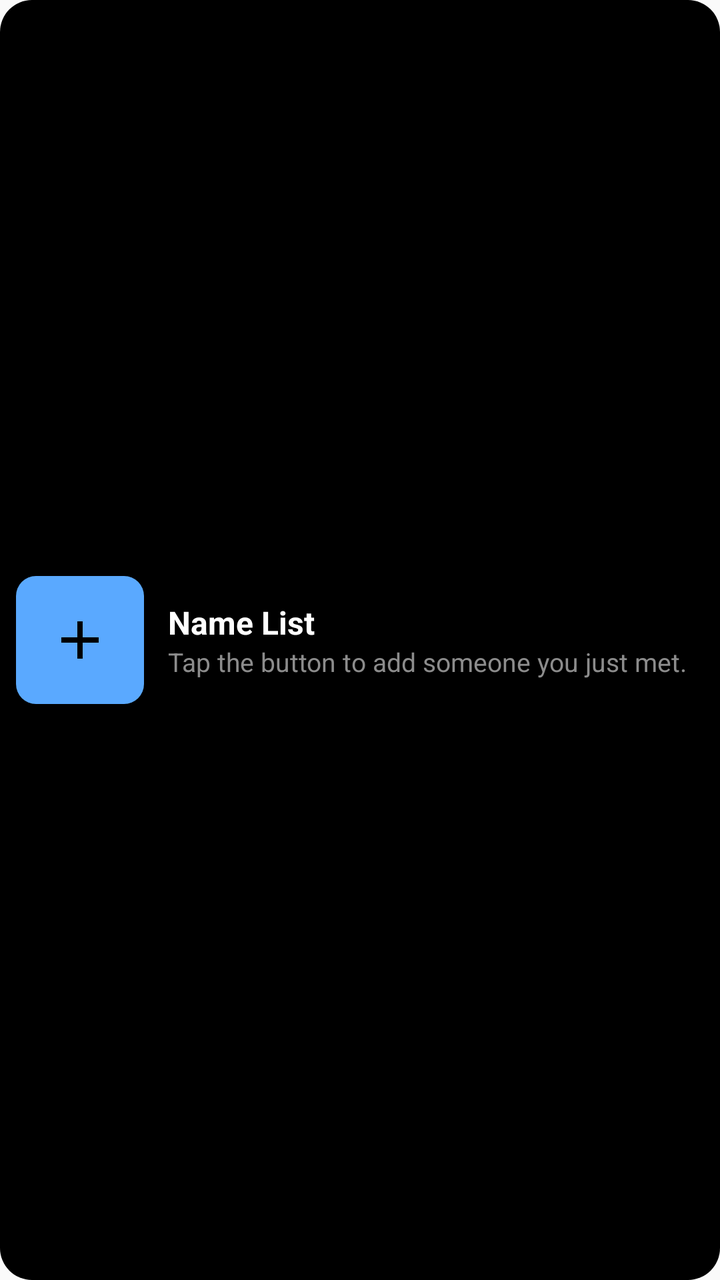
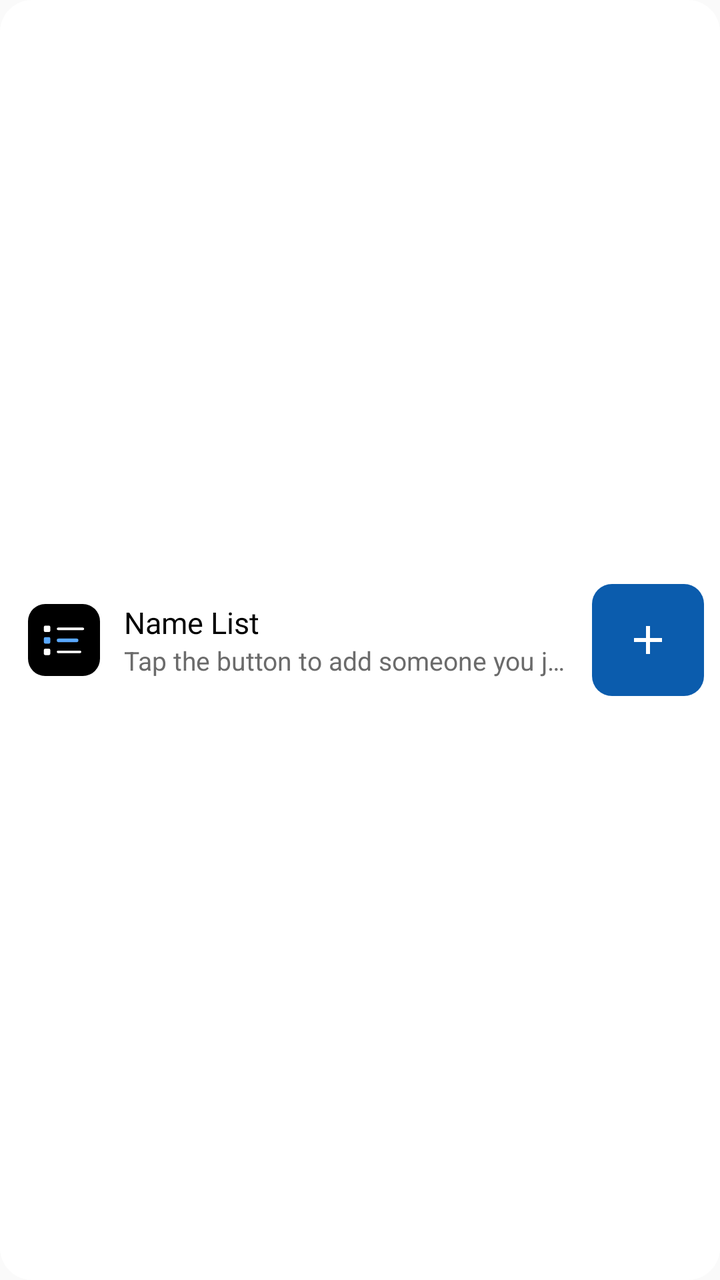

Compare the two renders of this Android layout. The source of the first and the diff that turns it into the second are given below.
<!-- AndroidManifest.xml: application theme Theme.NameList -->
<!-- res/layout/widget_strip.xml -->
<?xml version="1.0" encoding="utf-8"?>
<LinearLayout xmlns:android="http://schemas.android.com/apk/res/android"
    android:layout_width="match_parent"
    android:layout_height="match_parent"
    android:background="@drawable/widget_background"
    android:gravity="center_vertical"
    android:orientation="horizontal"
    android:padding="8dp">

    <FrameLayout
        android:id="@+id/widget_add"
        android:layout_width="64dp"
        android:layout_height="64dp"
        android:background="@drawable/widget_add_background"
        android:contentDescription="@string/add_person">

        <ImageView
            android:layout_width="32dp"
            android:layout_height="32dp"
            android:layout_gravity="center"
            android:importantForAccessibility="no"
            android:src="@drawable/ic_add"
            android:tint="#000000" />
    </FrameLayout>

    <LinearLayout
        android:id="@+id/widget_text"
        android:layout_width="0dp"
        android:layout_height="wrap_content"
        android:layout_marginStart="12dp"
        android:layout_weight="1"
        android:orientation="vertical">

        <TextView
            android:layout_width="match_parent"
            android:layout_height="wrap_content"
            android:singleLine="true"
            android:text="@string/app_name"
            android:textColor="@color/widget_text"
            android:textSize="16sp"
            android:textStyle="bold" />

        <TextView
            android:id="@+id/widget_subtitle"
            android:layout_width="match_parent"
            android:layout_height="wrap_content"
            android:ellipsize="end"
            android:singleLine="true"
            android:text="@string/widget_hint"
            android:textColor="@color/widget_text_secondary"
            android:textSize="13sp" />
    </LinearLayout>
</LinearLayout>
<!-- resources referenced by this layout -->
<resources>
  <color name="widget_text">#FFFFFF</color>
  <color name="widget_text_secondary">#8C8C8C</color>
  <!-- drawable ic_add (drawable) -->
  <?xml version="1.0" encoding="utf-8"?>
  <vector xmlns:android="http://schemas.android.com/apk/res/android"
      android:width="24dp" android:height="24dp"
      android:viewportWidth="24" android:viewportHeight="24">
      <path android:fillColor="#FF000000" android:pathData="M19,13h-6v6h-2v-6H5v-2h6V5h2v6h6v2z" />
  </vector>
  <!-- drawable widget_add_background (drawable) -->
  <?xml version="1.0" encoding="utf-8"?>
  <shape xmlns:android="http://schemas.android.com/apk/res/android" android:shape="rectangle">
      <solid android:color="@color/widget_accent" />
      <corners android:radius="10dp" />
  </shape>
  <!-- drawable widget_background (drawable) -->
  <?xml version="1.0" encoding="utf-8"?>
  <shape xmlns:android="http://schemas.android.com/apk/res/android" android:shape="rectangle">
      <solid android:color="@color/widget_background" />
      <corners android:radius="16dp" />
  </shape>
  <string name="add_person">Add person</string>
  <string name="app_name">Name List</string>
  <string name="widget_hint">Tap the button to add someone you just met.</string>
  <style name="Theme.NameList" parent="android:Theme.Material.Light.NoActionBar" />
  <color name="widget_accent">#5AA9FF</color>
  <color name="widget_background">#000000</color>
</resources>

<!-- the commit's change to res/layout/widget_strip.xml (unified diff, before → after) -->
@@ -5,49 +5,65 @@
     android:background="@drawable/widget_background"
     android:gravity="center_vertical"
     android:orientation="horizontal"
-    android:padding="8dp">
-
-    <FrameLayout
-        android:id="@+id/widget_add"
-        android:layout_width="64dp"
-        android:layout_height="64dp"
-        android:background="@drawable/widget_add_background"
-        android:contentDescription="@string/add_person">
-
-        <ImageView
-            android:layout_width="32dp"
-            android:layout_height="32dp"
-            android:layout_gravity="center"
-            android:importantForAccessibility="no"
-            android:src="@drawable/ic_add"
-            android:tint="#000000" />
-    </FrameLayout>
+    android:paddingStart="14dp"
+    android:paddingEnd="8dp">
 
     <LinearLayout
         android:id="@+id/widget_text"
         android:layout_width="0dp"
         android:layout_height="wrap_content"
+        android:layout_weight="1"
+        android:gravity="center_vertical"
+        android:orientation="horizontal">
+
+        <ImageView
+            android:layout_width="36dp"
+            android:layout_height="36dp"
+            android:importantForAccessibility="no"
+            android:src="@drawable/ic_app_mark" />
+
+        <LinearLayout
+            android:layout_width="0dp"
+            android:layout_height="wrap_content"
+            android:layout_marginStart="12dp"
+            android:layout_weight="1"
+            android:orientation="vertical">
+
+            <TextView
+                android:layout_width="match_parent"
+                android:layout_height="wrap_content"
+                android:fontFamily="@font/space_grotesk_semibold"
+                android:singleLine="true"
+                android:text="@string/app_name"
+                android:textColor="@color/widget_text"
+                android:textSize="15sp" />
+
+            <TextView
+                android:id="@+id/widget_subtitle"
+                android:layout_width="match_parent"
+                android:layout_height="wrap_content"
+                android:ellipsize="end"
+                android:singleLine="true"
+                android:text="@string/widget_hint"
+                android:textColor="@color/widget_text_secondary"
+                android:textSize="13sp" />
+        </LinearLayout>
+    </LinearLayout>
+
+    <FrameLayout
+        android:id="@+id/widget_add"
+        android:layout_width="56dp"
+        android:layout_height="56dp"
         android:layout_marginStart="12dp"
-        android:layout_weight="1"
-        android:orientation="vertical">
+        android:background="@drawable/widget_add_background"
+        android:contentDescription="@string/add_person">
 
-        <TextView
-            android:layout_width="match_parent"
-            android:layout_height="wrap_content"
-            android:singleLine="true"
-            android:text="@string/app_name"
-            android:textColor="@color/widget_text"
-            android:textSize="16sp"
-            android:textStyle="bold" />
-
-        <TextView
-            android:id="@+id/widget_subtitle"
-            android:layout_width="match_parent"
-            android:layout_height="wrap_content"
-            android:ellipsize="end"
-            android:singleLine="true"
-            android:text="@string/widget_hint"
-            android:textColor="@color/widget_text_secondary"
-            android:textSize="13sp" />
-    </LinearLayout>
+        <ImageView
+            android:layout_width="24dp"
+            android:layout_height="24dp"
+            android:layout_gravity="center"
+            android:importantForAccessibility="no"
+            android:src="@drawable/ic_add"
+            android:tint="@color/widget_on_accent" />
+    </FrameLayout>
 </LinearLayout>
<!-- resource entries referenced after the edit -->
@@ -1,13 +1,23 @@
 <!-- resources referenced by this layout -->
 <resources>
-  <color name="widget_text">#FFFFFF</color>
-  <color name="widget_text_secondary">#8C8C8C</color>
+  <color name="widget_on_accent">#FFFFFF</color>
+  <color name="widget_text">#000000</color>
+  <color name="widget_text_secondary">#6B6B6B</color>
   <!-- drawable ic_add (drawable) -->
   <?xml version="1.0" encoding="utf-8"?>
   <vector xmlns:android="http://schemas.android.com/apk/res/android"
       android:width="24dp" android:height="24dp"
       android:viewportWidth="24" android:viewportHeight="24">
       <path android:fillColor="#FF000000" android:pathData="M19,13h-6v6h-2v-6H5v-2h6V5h2v6h6v2z" />
+  </vector>
+  <!-- drawable ic_app_mark (drawable) -->
+  <?xml version="1.0" encoding="utf-8"?>
+  <vector xmlns:android="http://schemas.android.com/apk/res/android"
+      android:width="48dp" android:height="48dp"
+      android:viewportWidth="100" android:viewportHeight="100">
+      <path android:fillColor="#000000" android:pathData="M24,0h52a24,24 0 0 1 24,24v52a24,24 0 0 1 -24,24h-52a24,24 0 0 1 -24,-24v-52a24,24 0 0 1 24,-24z" />
+      <path android:fillColor="#FFFFFF" android:pathData="M24,30h5a2,2 0 0 1 2,2v5a2,2 0 0 1 -2,2h-5a2,2 0 0 1 -2,-2v-5a2,2 0 0 1 2,-2z M24,62h5a2,2 0 0 1 2,2v5a2,2 0 0 1 -2,2h-5a2,2 0 0 1 -2,-2v-5a2,2 0 0 1 2,-2z M41.75,32.75h34.5a1.75,1.75 0 0 1 0,3.5h-34.5a1.75,1.75 0 0 1 0,-3.5z M41.75,64.75h30.5a1.75,1.75 0 0 1 0,3.5h-30.5a1.75,1.75 0 0 1 0,-3.5z" />
+      <path android:fillColor="#5AA9FF" android:pathData="M24,46h5a2,2 0 0 1 2,2v5a2,2 0 0 1 -2,2h-5a2,2 0 0 1 -2,-2v-5a2,2 0 0 1 2,-2z M42.5,48h25a2.5,2.5 0 0 1 0,5h-25a2.5,2.5 0 0 1 0,-5z" />
   </vector>
   <!-- drawable widget_add_background (drawable) -->
   <?xml version="1.0" encoding="utf-8"?>
@@ -25,7 +35,7 @@
   <string name="app_name">Name List</string>
   <string name="widget_hint">Tap the button to add someone you just met.</string>
   <style name="Theme.NameList" parent="android:Theme.Material.Light.NoActionBar" />
-  <color name="widget_accent">#5AA9FF</color>
-  <color name="widget_background">#000000</color>
+  <color name="widget_accent">#0B5CAD</color>
+  <color name="widget_background">#FFFFFF</color>
 </resources>
 
